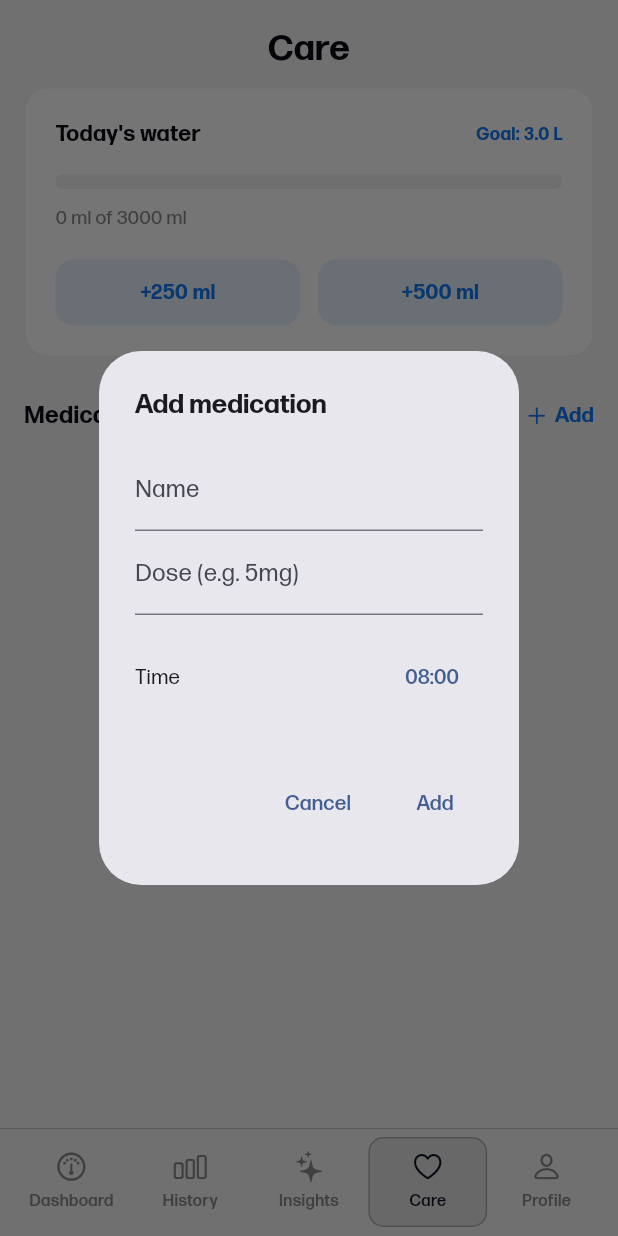
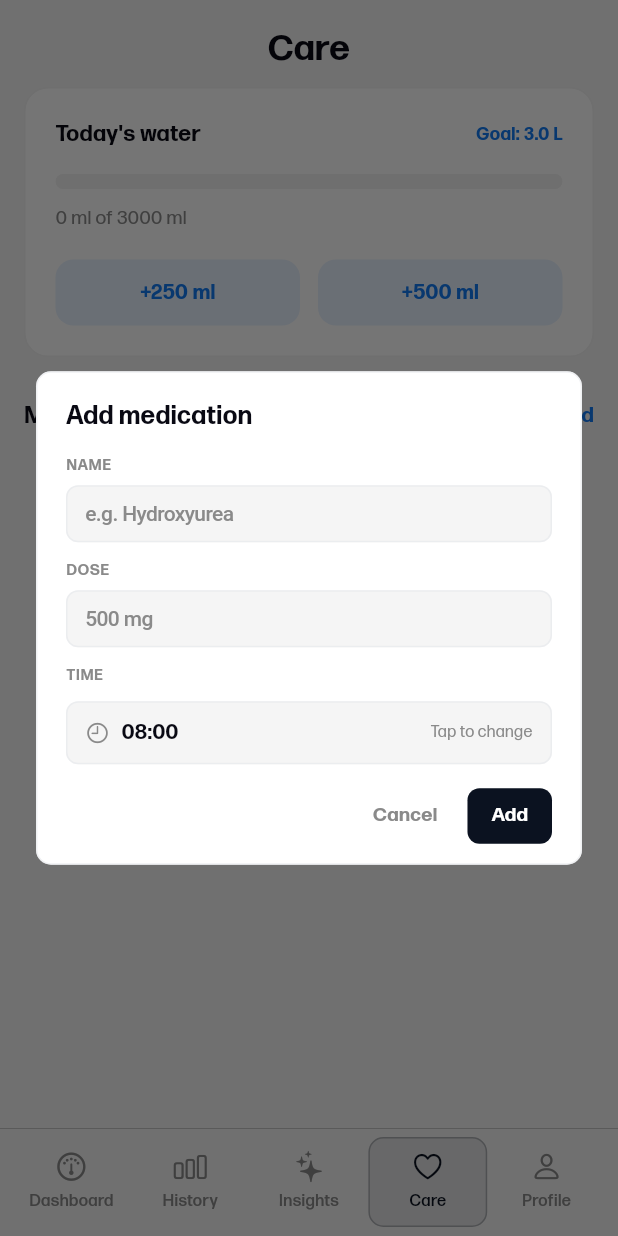
Before and after one commit to Obashubb/WILL, a Flutter app: the HomeShell screen opened by its route, item 4 of the bottom bar chosen, after a tap on "Add", on a phone screen of 412 x 824 dp. Run offline on Flutter 3.47's test engine with Material 3 defaults, Android fonts, the phone set to English and light mode, and no system bars; our stand-ins replace cloud_firestore, firebase_analytics, firebase_auth, firebase_core, firebase_crashlytics, fl_chart and 8 more; accounts and stored records are empty.

Commit message:
Add Firebase Crashlytics + Analytics and a WillDialog widget
Crashlytics: errors are no longer silent
- main.dart wraps the app boot in runZonedGuarded so every async throw
  ends up on Crashlytics with a stack.
- FlutterError.onError + PlatformDispatcher.instance.onError forward
  framework / platform errors. Debug builds also print to console.
- setCrashlyticsCollectionEnabled(!kDebugMode) so dev runs don't spam
  the dashboard.
- Android gradle plugin com.google.firebase.crashlytics added so symbol
  uploads land in the Firebase project.

Analytics
- FirebaseAnalytics.instance initialized and collection enabled in main.
  Screen tracking observer can be wired into go_router later if we want
  per-route events; the instance is reachable from anywhere via the
  singleton.

WillDialog widget (lib/view/widgets/will_dialog.dart)
- Squared-off (10px radius), neutral-bordered shell that replaces
  Material's AlertDialog so the rest of the app's visual language
  carries through.
- Companion WillDialogAction (primary + secondary variants) and
  WillDialogField (low-chrome inline text input) for consistent forms.

Care screen
- Refactored the daily water goal and add-medication flows to use
  WillDialog. Less rounded, more on-brand. Add-medication now uses
  ValueListenableBuilder for the time picker so we don't need a
  StatefulBuilder.

```diff
--- a/lib/main.dart
+++ b/lib/main.dart
@@ -1,4 +1,9 @@
+import 'dart:async';
+
+import 'package:firebase_analytics/firebase_analytics.dart';
 import 'package:firebase_core/firebase_core.dart';
+import 'package:firebase_crashlytics/firebase_crashlytics.dart';
+import 'package:flutter/foundation.dart';
 import 'package:flutter/material.dart';
 import 'package:get/get.dart';
 import 'package:get_storage/get_storage.dart';
@@ -14,11 +19,35 @@ import 'services/inference_service.dart';
 import 'view/auth/auth_controller.dart';
 
 Future<void> main() async {
+  // Run everything inside a guarded zone so any uncaught async error gets
+  // routed to Crashlytics instead of silently dying in a logger somewhere.
+  await runZonedGuarded<Future<void>>(() async {
     WidgetsFlutterBinding.ensureInitialized();
     await Future.wait([
       Firebase.initializeApp(options: DefaultFirebaseOptions.currentPlatform),
       GetStorage.init(),
     ]);
+
+    // Crashlytics: capture every Flutter framework error + any unhandled
+    // platform error. In debug builds we forward to console; in release
+    // they go to the Crashlytics dashboard so we can chase issues testers
+    // hit on their own phones.
+    FlutterError.onError = (details) {
+      FlutterError.presentError(details);
+      FirebaseCrashlytics.instance.recordFlutterError(details);
+    };
+    PlatformDispatcher.instance.onError = (error, stack) {
+      FirebaseCrashlytics.instance.recordError(error, stack, fatal: true);
+      return true;
+    };
+    await FirebaseCrashlytics.instance
+        .setCrashlyticsCollectionEnabled(!kDebugMode);
+
+    // Analytics: instance available for screen + event tracking. The
+    // router's observer is wired in WillApp below.
+    final analytics = FirebaseAnalytics.instance;
+    await analytics.setAnalyticsCollectionEnabled(true);
+
     Get.put(AuthController(), permanent: true);
     Get.put(WearableService(), permanent: true);
     await Get.putAsync<InferenceService>(
@@ -31,6 +60,9 @@ Future<void> main() async {
     );
     Get.put(SyncService(), permanent: true).start();
     runApp(const WillApp());
+  }, (error, stack) {
+    FirebaseCrashlytics.instance.recordError(error, stack, fatal: true);
+  });
 }
 
 class WillApp extends StatelessWidget {
--- a/lib/view/care/care_screen.dart
+++ b/lib/view/care/care_screen.dart
@@ -5,6 +5,7 @@ import 'package:get/get.dart';
 import '../../core/colors.dart';
 import '../../models/medications.dart';
 import '../widgets/section_title.dart';
+import '../widgets/will_dialog.dart';
 import 'care_controller.dart';
 
 class CareScreen extends StatefulWidget {
@@ -131,21 +132,23 @@ class _HydrationCard extends StatelessWidget {
     final controller = TextEditingController(
       text: (c.goalMl.value / 1000).toStringAsFixed(1),
     );
-    showDialog(
+    WillDialog.show<void>(
       context: context,
-      builder: (_) => AlertDialog(
-        title: const Text('Daily water goal'),
-        content: TextField(
+      title: 'Daily water goal',
+      child: WillDialogField(
+        label: 'Litres per day',
         controller: controller,
+        placeholder: '2.0',
         keyboardType: const TextInputType.numberWithOptions(decimal: true),
-          decoration: const InputDecoration(suffixText: 'litres'),
       ),
       actions: [
-          TextButton(
+        WillDialogAction(
+          label: 'Cancel',
           onPressed: () => Navigator.pop(context),
-            child: const Text('Cancel'),
         ),
-          TextButton(
+        WillDialogAction(
+          label: 'Save',
+          primary: true,
           onPressed: () {
             final litres = double.tryParse(controller.text);
             if (litres != null && litres > 0) {
@@ -153,10 +156,8 @@ class _HydrationCard extends StatelessWidget {
             }
             Navigator.pop(context);
           },
-            child: const Text('Save'),
         ),
       ],
-      ),
     );
   }
 }
@@ -342,69 +343,113 @@ class _MedicationTile extends StatelessWidget {
 void _addMedication(BuildContext context, CareController c) {
   final nameController = TextEditingController();
   final doseController = TextEditingController();
-  TimeOfDay selectedTime = const TimeOfDay(hour: 8, minute: 0);
+  final timeNotifier =
+      ValueNotifier<TimeOfDay>(const TimeOfDay(hour: 8, minute: 0));
 
-  showDialog(
+  WillDialog.show<void>(
     context: context,
-    builder: (dialogContext) => StatefulBuilder(
-      builder: (context, setState) => AlertDialog(
-        title: const Text('Add medication'),
-        content: Column(
+    title: 'Add medication',
+    child: Column(
       mainAxisSize: MainAxisSize.min,
+      crossAxisAlignment: CrossAxisAlignment.stretch,
       children: [
-            TextField(
+        WillDialogField(
+          label: 'Name',
           controller: nameController,
-              decoration: const InputDecoration(labelText: 'Name'),
+          placeholder: 'e.g. Hydroxyurea',
         ),
-            TextField(
+        WillDialogField(
+          label: 'Dose',
           controller: doseController,
-              decoration: const InputDecoration(labelText: 'Dose (e.g. 5mg)'),
+          placeholder: '500 mg',
         ),
-            const SizedBox(height: 12),
-            Row(
-              mainAxisAlignment: MainAxisAlignment.spaceBetween,
+        Padding(
+          padding: const EdgeInsets.only(bottom: 4),
+          child: Text(
+            'TIME',
+            style: const TextStyle(
+              fontSize: 10,
+              fontWeight: FontWeight.w600,
+              color: WillColors.textSecondary,
+              letterSpacing: 0.6,
+            ),
+          ),
+        ),
+        const SizedBox(height: 6),
+        ValueListenableBuilder<TimeOfDay>(
+          valueListenable: timeNotifier,
+          builder: (innerContext, value, _) => GestureDetector(
+            onTap: () async {
+              final picked = await showTimePicker(
+                context: innerContext,
+                initialTime: value,
+              );
+              if (picked != null) timeNotifier.value = picked;
+            },
+            child: Container(
+              padding: const EdgeInsets.symmetric(
+                horizontal: 12,
+                vertical: 10,
+              ),
+              decoration: BoxDecoration(
+                color: WillColors.background,
+                borderRadius: BorderRadius.circular(8),
+                border: Border.all(
+                  color: WillColors.border.withValues(alpha: 0.6),
+                ),
+              ),
+              child: Row(
                 children: [
-                const Text('Time'),
-                TextButton(
-                  onPressed: () async {
-                    final picked = await showTimePicker(
-                      context: context,
-                      initialTime: selectedTime,
-                    );
-                    if (picked != null) {
-                      setState(() => selectedTime = picked);
-                    }
-                  },
-                  child: Text(
-                    '${selectedTime.hour.toString().padLeft(2, '0')}:${selectedTime.minute.toString().padLeft(2, '0')}',
+                  const Icon(
+                    CupertinoIcons.time,
+                    size: 16,
+                    color: WillColors.textSecondary,
+                  ),
+                  const SizedBox(width: 8),
+                  Text(
+                    '${value.hour.toString().padLeft(2, '0')}:${value.minute.toString().padLeft(2, '0')}',
+                    style: const TextStyle(
+                      fontSize: 14,
+                      fontWeight: FontWeight.w600,
+                      color: WillColors.textPrimary,
+                    ),
+                  ),
+                  const Spacer(),
+                  const Text(
+                    'Tap to change',
+                    style: TextStyle(
+                      fontSize: 11,
+                      color: WillColors.textSecondary,
                     ),
                   ),
                 ],
               ),
+            ),
+          ),
+        ),
       ],
     ),
     actions: [
-          TextButton(
-            onPressed: () => Navigator.pop(dialogContext),
-            child: const Text('Cancel'),
+      WillDialogAction(
+        label: 'Cancel',
+        onPressed: () => Navigator.pop(context),
       ),
-          TextButton(
+      WillDialogAction(
+        label: 'Add',
+        primary: true,
         onPressed: () {
           if (nameController.text.trim().isEmpty) return;
           final med = Medications(
             id: DateTime.now().millisecondsSinceEpoch.toString(),
             name: nameController.text.trim(),
             dose: doseController.text.trim(),
-                hour: selectedTime.hour,
-                minute: selectedTime.minute,
+            hour: timeNotifier.value.hour,
+            minute: timeNotifier.value.minute,
           );
           c.addMedication(med);
-              Navigator.pop(dialogContext);
+          Navigator.pop(context);
         },
-            child: const Text('Add'),
       ),
     ],
-      ),
-    ),
   );
 }
--- /dev/null
+++ b/lib/view/widgets/will_dialog.dart
@@ -0,0 +1,203 @@
+import 'package:flutter/cupertino.dart';
+import 'package:flutter/material.dart';
+
+import '../../core/colors.dart';
+
+/// Squared-off, neutral-toned dialog shell used everywhere we need a modal
+/// form. Replaces Material's `AlertDialog` so the rest of the app's visual
+/// language carries through.
+class WillDialog extends StatelessWidget {
+  const WillDialog({
+    super.key,
+    required this.title,
+    required this.child,
+    this.actions = const [],
+  });
+
+  final String title;
+  final Widget child;
+  final List<Widget> actions;
+
+  /// Convenience static so callers don't have to thread `showDialog` +
+  /// builder boilerplate every time.
+  static Future<T?> show<T>({
+    required BuildContext context,
+    required String title,
+    required Widget child,
+    List<Widget> actions = const [],
+  }) {
+    return showDialog<T>(
+      context: context,
+      barrierColor: Colors.black54,
+      builder: (_) => WillDialog(
+        title: title,
+        actions: actions,
+        child: child,
+      ),
+    );
+  }
+
+  @override
+  Widget build(BuildContext context) {
+    return Dialog(
+      backgroundColor: WillColors.surface,
+      elevation: 0,
+      shape: RoundedRectangleBorder(
+        borderRadius: BorderRadius.circular(10),
+        side: BorderSide(
+          color: WillColors.border.withValues(alpha: 0.6),
+        ),
+      ),
+      insetPadding: const EdgeInsets.symmetric(horizontal: 24, vertical: 24),
+      child: ConstrainedBox(
+        constraints: const BoxConstraints(maxWidth: 380),
+        child: Padding(
+          padding: const EdgeInsets.fromLTRB(20, 18, 20, 14),
+          child: Column(
+            mainAxisSize: MainAxisSize.min,
+            crossAxisAlignment: CrossAxisAlignment.stretch,
+            children: [
+              Text(
+                title,
+                style: const TextStyle(
+                  fontSize: 17,
+                  fontWeight: FontWeight.w700,
+                  color: WillColors.textPrimary,
+                ),
+              ),
+              const SizedBox(height: 14),
+              child,
+              if (actions.isNotEmpty) ...[
+                const SizedBox(height: 16),
+                Row(
+                  mainAxisAlignment: MainAxisAlignment.end,
+                  children: [
+                    for (var i = 0; i < actions.length; i++) ...[
+                      if (i != 0) const SizedBox(width: 8),
+                      actions[i],
+                    ],
+                  ],
+                ),
+              ],
+            ],
+          ),
+        ),
+      ),
+    );
+  }
+}
+
+/// Squared action button used inside [WillDialog]. Primary variant uses the
+/// brand primary fill, secondary is a flat text-style button.
+class WillDialogAction extends StatelessWidget {
+  const WillDialogAction({
+    super.key,
+    required this.label,
+    required this.onPressed,
+    this.primary = false,
+  });
+
+  final String label;
+  final VoidCallback onPressed;
+  final bool primary;
+
+  @override
+  Widget build(BuildContext context) {
+    if (!primary) {
+      return GestureDetector(
+        onTap: onPressed,
+        child: Container(
+          padding: const EdgeInsets.symmetric(horizontal: 12, vertical: 8),
+          child: Text(
+            label,
+            style: const TextStyle(
+              fontSize: 13,
+              fontWeight: FontWeight.w600,
+              color: WillColors.textSecondary,
+            ),
+          ),
+        ),
+      );
+    }
+    return GestureDetector(
+      onTap: onPressed,
+      child: Container(
+        padding: const EdgeInsets.symmetric(horizontal: 16, vertical: 9),
+        decoration: BoxDecoration(
+          color: WillColors.primary,
+          borderRadius: BorderRadius.circular(8),
+        ),
+        child: Text(
+          label,
+          style: const TextStyle(
+            fontSize: 13,
+            fontWeight: FontWeight.w600,
+            color: Colors.white,
+          ),
+        ),
+      ),
+    );
+  }
+}
+
+/// Squared, low-chrome text field for inline form inputs inside a
+/// [WillDialog]. Matches the visual language of the rest of the app
+/// (surface fill, soft border).
+class WillDialogField extends StatelessWidget {
+  const WillDialogField({
+    super.key,
+    required this.label,
+    required this.controller,
+    this.placeholder,
+    this.keyboardType,
+  });
+
+  final String label;
+  final TextEditingController controller;
+  final String? placeholder;
+  final TextInputType? keyboardType;
+
+  @override
+  Widget build(BuildContext context) {
+    return Padding(
+      padding: const EdgeInsets.only(bottom: 12),
+      child: Column(
+        crossAxisAlignment: CrossAxisAlignment.start,
+        children: [
+          Text(
+            label.toUpperCase(),
+            style: const TextStyle(
+              fontSize: 10,
+              fontWeight: FontWeight.w600,
+              color: WillColors.textSecondary,
+              letterSpacing: 0.6,
+            ),
+          ),
+          const SizedBox(height: 6),
+          CupertinoTextField(
+            controller: controller,
+            placeholder: placeholder,
+            keyboardType: keyboardType,
+            padding: const EdgeInsets.symmetric(horizontal: 12, vertical: 10),
+            decoration: BoxDecoration(
+              color: WillColors.background,
+              borderRadius: BorderRadius.circular(8),
+              border: Border.all(
+                color: WillColors.border.withValues(alpha: 0.6),
+              ),
+            ),
+            style: const TextStyle(
+              fontSize: 14,
+              fontWeight: FontWeight.w500,
+              color: WillColors.textPrimary,
+            ),
+            placeholderStyle: const TextStyle(
+              fontSize: 14,
+              color: WillColors.textSecondary,
+            ),
+          ),
+        ],
+      ),
+    );
+  }
+}
--- a/pubspec.yaml
+++ b/pubspec.yaml
@@ -44,6 +44,8 @@ dependencies:
   firebase_core: ^4.9.0
   firebase_auth: ^6.5.1
   cloud_firestore: ^6.4.1
+  firebase_analytics: ^12.4.1
+  firebase_crashlytics: ^5.0.5
   go_router: ^17.2.3
   flutter_blue_plus: ^2.3.3
   permission_handler: ^12.0.1
```
Also changed, not shown: pubspec.lock, 3 other files. Lines whose indentation alone changed are shown as unchanged.
